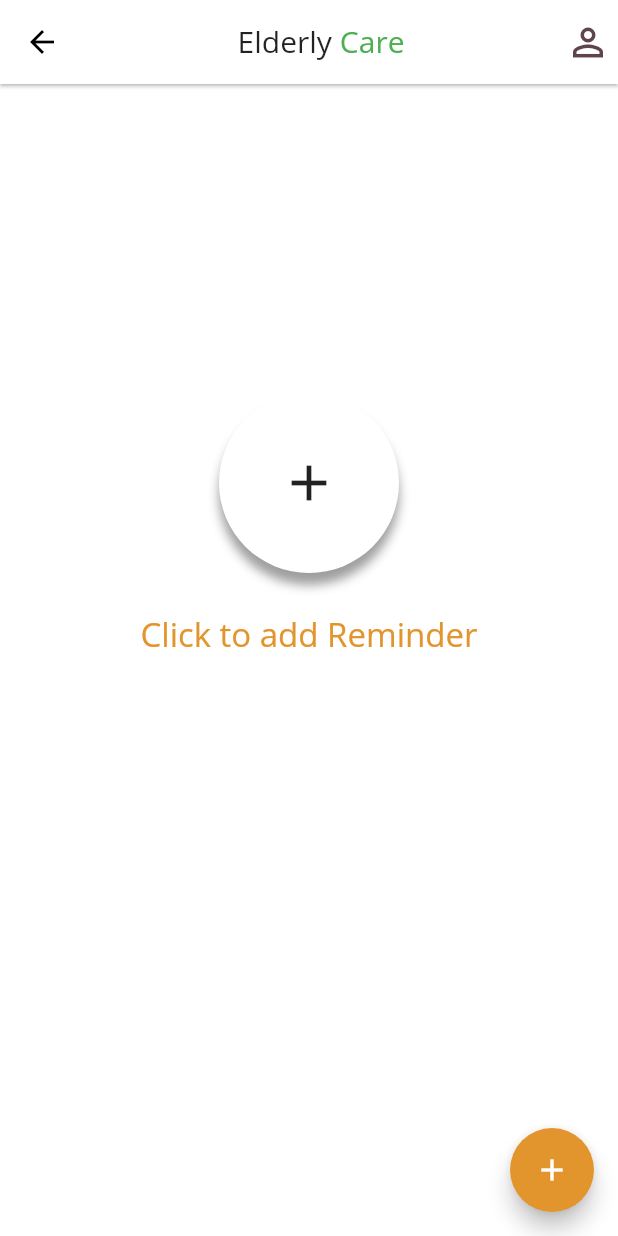
After one commit to adarshbalu/elderly_app, a Flutter app: the MedicineReminder screen opened by its route, on a phone screen of 412 x 824 dp. The commit adds this screen. Run offline on Flutter 3.47's test engine with Material 2 defaults, Android fonts, the phone set to English and light mode, and no system bars; our stand-ins replace connectivity, flutter_spinkit, font_awesome_flutter.

Commit message:
Added Basic Medicine Reminder page

```diff
--- a/lib/main.dart
+++ b/lib/main.dart
@@ -3,6 +3,7 @@ import 'package:elderly_app/screens/loading_screen.dart';
 import 'package:flutter/material.dart';
 import 'package:elderly_app/screens/profile_screen.dart';
 import 'package:elderly_app/screens/contact_relatives_screen.dart';
+import 'package:elderly_app/screens/medicine_reminder.dart';
 
 void main() => runApp(ElderlyApp());
 
@@ -16,9 +17,9 @@ class ElderlyApp extends StatelessWidget {
       routes: {
         HomeScreen.id: (context) => HomeScreen(),
         ProfileScreen.id: (context) => ProfileScreen(),
-
+        MedicineReminder.id: (context) => MedicineReminder(),
         LoadingScreen.id: (context) => LoadingScreen(),
-        ContactScreen.id:(context)=>ContactScreen(),
+        ContactScreen.id: (context) => ContactScreen(),
       },
       theme: ThemeData(
         fontFamily: 'OpenSans',
--- a/lib/screens/home_screen.dart
+++ b/lib/screens/home_screen.dart
@@ -1,5 +1,5 @@
+import 'package:elderly_app/screens/medicine_reminder.dart';
 import 'package:elderly_app/screens/profile_screen.dart';
-import 'package:elderly_app/screens/loading_screen.dart';
 import 'package:flutter/material.dart';
 import 'package:font_awesome_flutter/font_awesome_flutter.dart';
 import 'package:elderly_app/widgets/home_screen_widgets.dart';
@@ -24,6 +24,7 @@ class _HomeScreenState extends State<HomeScreen> {
       drawer: AppDrawer(),
       appBar: AppBar(
         title: Row(
+          mainAxisAlignment: MainAxisAlignment.center,
           children: <Widget>[
             Text('Elderly '),
             Text(
@@ -96,6 +97,7 @@ class _HomeScreenState extends State<HomeScreen> {
                       ),
                       onTap: () {
                         print('Medicine Tapped');
+                        Navigator.pushNamed(context, MedicineReminder.id);
                       },
                     ),
                     Padding(
--- /dev/null
+++ b/lib/screens/medicine_reminder.dart
@@ -0,0 +1,97 @@
+import 'package:flutter/material.dart';
+import 'profile_screen.dart';
+import 'package:elderly_app/others/functions.dart';
+
+class MedicineReminder extends StatefulWidget {
+  static const String id = 'Medicine_Screen';
+  @override
+  _MedicineReminderState createState() => _MedicineReminderState();
+}
+
+class _MedicineReminderState extends State<MedicineReminder> {
+  @override
+  Widget build(BuildContext context) {
+    double screenWidth = getDeviceWidth(context);
+    double screenHeight = getDeviceHeight(context);
+
+    return Scaffold(
+      floatingActionButton: FloatingActionButton(
+        onPressed: () {
+          print('Pressed');
+        },
+        backgroundColor: Color(0xffE3952D),
+        child: Icon(Icons.add),
+      ),
+      appBar: AppBar(
+        title: Row(
+          mainAxisAlignment: MainAxisAlignment.center,
+          children: <Widget>[
+            Text('Elderly '),
+            Text(
+              'Care',
+              style: TextStyle(color: Colors.green),
+            ),
+          ],
+        ),
+        centerTitle: true,
+        elevation: 1,
+        actions: <Widget>[
+          GestureDetector(
+            onTap: () {
+              print('Profile Button Tapped');
+              Navigator.pushNamed(context, ProfileScreen.id);
+            },
+            child: CircleAvatar(
+              radius: 20,
+              backgroundColor: Colors.white,
+              child: Icon(
+                Icons.perm_identity,
+                size: 30,
+                color: Color(0xff5e444d),
+              ),
+            ),
+          ),
+        ],
+      ),
+      body: Column(
+        children: <Widget>[
+          Center(
+            child: Container(
+              padding: EdgeInsets.all(40),
+              margin: EdgeInsets.only(
+                  bottom: 25, left: 30, right: 30, top: screenHeight * 0.25),
+              decoration: BoxDecoration(
+                color: Colors.white,
+                shape: BoxShape.circle,
+                boxShadow: [
+                  BoxShadow(
+                    color: Colors.grey,
+                    blurRadius: 5.0,
+                    offset: Offset(0, 8.0),
+                  ),
+                ],
+              ),
+              child: Icon(
+                Icons.add,
+                size: 40,
+              ),
+            ),
+          ),
+          Center(
+            child: Container(
+              margin: EdgeInsets.only(bottom: 10, left: 10, right: 10),
+              child: Text(
+                'Click to add Reminder',
+                style: TextStyle(
+                  fontSize: 22.0,
+                  fontWeight: FontWeight.w500,
+                  color: Color(0xffE3952D),
+                ),
+              ),
+            ),
+          ),
+        ],
+      ),
+    );
+  }
+}
--- a/lib/screens/profile_screen.dart
+++ b/lib/screens/profile_screen.dart
@@ -34,6 +34,7 @@ class _ProfileScreenState extends State<ProfileScreen> {
       ),
       appBar: AppBar(
         title: Row(
+          mainAxisAlignment: MainAxisAlignment.center,
           children: <Widget>[
             Text('Elderly '),
             Text(
```
